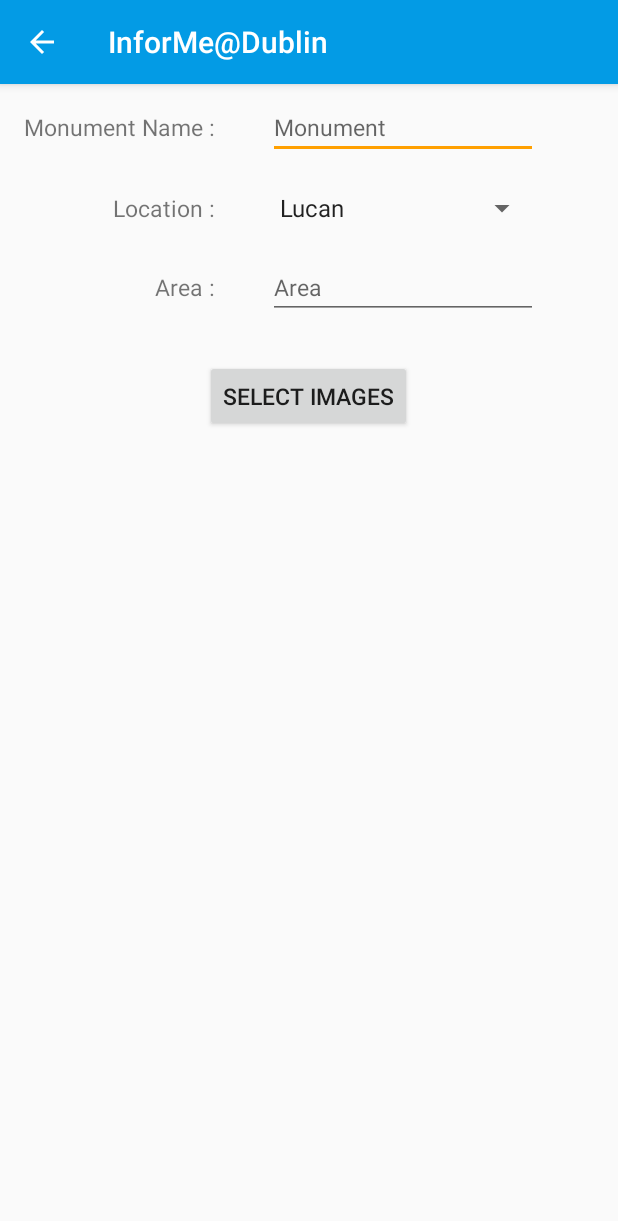
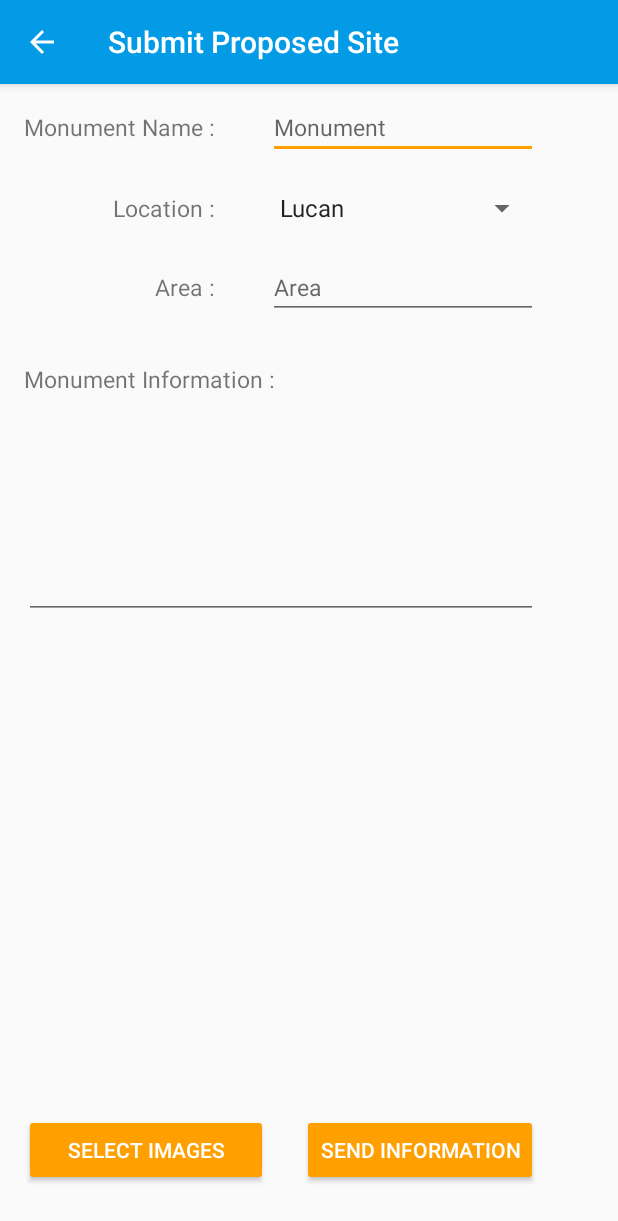
Before and after one commit to AdamOConnor/InforMe-Dublin, an Android app: the AddInformation screen opened directly, with no data from a screen before it, on a phone screen of 412 x 824 dp. Shown: the top 1221 px of the screen. Run offline under Robolectric (Android 15) with nearby library versions, the phone set to English and light mode, and no system bars.

Commit message:
send information to inforMe@Dublin email address, Implemented due to input of incorrect data.

```diff
--- a/InforMe@Dublin/app/src/main/java/com/example/adamoconnor/test02maps/AddInformation.java
+++ b/InforMe@Dublin/app/src/main/java/com/example/adamoconnor/test02maps/AddInformation.java
@@ -7,12 +7,17 @@ import android.database.Cursor;
 import android.net.Uri;
 import android.nfc.Tag;
 import android.provider.MediaStore;
+import android.support.v4.app.NavUtils;
 import android.support.v7.app.ActionBar;
 import android.support.v7.app.AppCompatActivity;
 import android.os.Bundle;
 import android.util.Log;
+import android.view.MenuItem;
 import android.view.View;
 import android.widget.Button;
+import android.widget.EditText;
+import android.widget.Spinner;
+import android.widget.TextView;
 import android.widget.Toast;
 
 import java.io.File;
@@ -24,7 +29,7 @@ public class AddInformation extends AppCompatActivity {
     private static final String TAG = "Add Information";
     int PICK_IMAGE_MULTIPLE = 1;
     String imageEncoded;
-    List<String> imagesEncodedList;
+    private static List<String> imagesEncodedList;
 
     @Override
     protected void onCreate(Bundle savedInstanceState) {
@@ -34,6 +39,11 @@ public class AddInformation extends AppCompatActivity {
         setupActionBar();
 
         Button gallery = (Button)findViewById(R.id.galleryButton);
+        Button sendEmail = (Button)findViewById(R.id.submitButton);
+        final EditText monumentName = (EditText)findViewById(R.id.monumentName);
+        final Spinner location = (Spinner)findViewById(R.id.locationSpinner);
+        final EditText areaName = (EditText)findViewById(R.id.area);
+        final EditText monumentInformation = (EditText)findViewById(R.id.monumentInformation);
 
         gallery.setOnClickListener(new View.OnClickListener() {
             @Override
@@ -49,6 +59,39 @@ public class AddInformation extends AppCompatActivity {
 
             }
         });
+
+        sendEmail.setOnClickListener(new View.OnClickListener() {
+            @Override
+            public void onClick(View v) {
+
+
+                if(monumentName.getText().toString().trim().equals("")) {
+
+                    monumentName.setError("Monument name is required!");
+                }else
+                    if(areaName.getText().toString().trim().equals("")) {
+                        areaName.setError("Area location is required!");
+                    } else
+                        if(monumentInformation.getText().toString().trim().equals("")) {
+                            monumentInformation.setError("Monument Information is required!");
+                        }
+                        else {
+                            email("informedublinproject@gmail.com","CC someone",
+                                    "Add New Monument - InforMe@Dublin","Monument Name : "+monumentName.getText()+"\n"
+                                            +"Location : "+location.getSelectedItem().toString()
+                                            +"\n"+"Area name : "+areaName.getText()+"\n"+"Monument Information : "+monumentInformation.getText());
+                        }
+            }
+        });
+    }
+
+    public boolean onOptionsItemSelected(MenuItem item) {
+        int id = item.getItemId();
+        if (id == android.R.id.home) {
+            NavUtils.navigateUpFromSameTask(this);
+            return true;
+        }
+        return super.onOptionsItemSelected(item);
     }
 
     @Override
@@ -93,7 +136,6 @@ public class AddInformation extends AppCompatActivity {
                             imageEncoded  = cursor.getString(columnIndex);
                             imagesEncodedList.add(imageEncoded);
                             cursor.close();
-                            Log.d("LOG_TAG", "!!!!!!!!!!!!!!!!!!!!!!!!!!!!!!!!!!!!!!!!!!1" + mArrayUri.get(i));
                         }
 
                     }
@@ -119,8 +161,8 @@ public class AddInformation extends AppCompatActivity {
         }
     }
 
-    public static void email(Context context, String emailTo, String emailCC,
-                             String subject, String emailText, List<String> filePaths)
+    public void email(String emailTo, String emailCC,
+                             String subject, String emailText)
     {
         //need to "send multiple" to get more than one attachment
         final Intent emailIntent = new Intent(Intent.ACTION_SEND_MULTIPLE);
@@ -134,13 +176,18 @@ public class AddInformation extends AppCompatActivity {
         //has to be an ArrayList
         ArrayList<Uri> uris = new ArrayList<Uri>();
         //convert from paths to Android friendly Parcelable Uri's
-        for (String file : filePaths)
-        {
-            File fileIn = new File(file);
-            Uri u = Uri.fromFile(fileIn);
-            uris.add(u);
+        try {
+            for (String file : imagesEncodedList)
+            {
+                File fileIn = new File(file);
+                Uri u = Uri.fromFile(fileIn);
+                uris.add(u);
+            }
+        } catch (NullPointerException ex) {
+
         }
+
         emailIntent.putParcelableArrayListExtra(Intent.EXTRA_STREAM, uris);
-        context.startActivity(Intent.createChooser(emailIntent, "Send mail..."));
+        this.startActivity(Intent.createChooser(emailIntent, "Send mail..."));
     }
 }
--- a/InforMe@Dublin/app/src/main/java/com/example/adamoconnor/test02maps/MapsActivity.java
+++ b/InforMe@Dublin/app/src/main/java/com/example/adamoconnor/test02maps/MapsActivity.java
@@ -461,7 +461,7 @@ public class MapsActivity extends Progress
             } else {
                 //far
                 WindowManager.LayoutParams layout = getWindow().getAttributes();
-                layout.screenBrightness = 1F;
+                layout.screenBrightness = 0.7F;
                 getWindow().setAttributes(layout);
             }
         }
--- a/InforMe@Dublin/app/src/main/res/layout/activity_newmonument.xml
+++ b/InforMe@Dublin/app/src/main/res/layout/activity_newmonument.xml
@@ -52,7 +52,7 @@
         android:layout_alignEnd="@+id/monumentName" />
 
     <TextView
-        android:id="@+id/textView4"
+        android:id="@+id/areaText"
         android:layout_width="wrap_content"
         android:layout_height="wrap_content"
         android:layout_alignEnd="@+id/Location"
@@ -62,30 +62,75 @@
         android:textSize="15sp" />
 
     <EditText
-        android:id="@+id/editText3"
+        android:id="@+id/area"
         android:layout_width="wrap_content"
         android:layout_height="wrap_content"
         android:ems="10"
         android:hint="Area "
         android:inputType="textPersonName"
         android:textSize="15sp"
-        android:layout_alignBaseline="@+id/textView4"
-        android:layout_alignBottom="@+id/textView4"
+        android:layout_alignBaseline="@+id/areaText"
+        android:layout_alignBottom="@+id/areaText"
         android:layout_alignStart="@+id/locationSpinner"
         tools:ignore="HardcodedText" />
+
+    <EditText
+        android:id="@+id/monumentInformation"
+        android:layout_width="fill_parent"
+        android:layout_height="wrap_content"
+        android:layout_alignEnd="@+id/area"
+        android:layout_alignStart="@+id/galleryButton"
+        android:layout_below="@+id/area"
+        android:layout_marginTop="68dp"
+        android:gravity="top|left"
+        android:inputType="textMultiLine"
+        android:lines="15"
+        android:maxLines="20"
+        android:minLines="6"
+        android:scrollbars="vertical"
+        android:textSize="15sp"
+        tools:ignore="LabelFor,RtlHardcoded" />
+
+    <Button
+        android:id="@+id/submitButton"
+        android:layout_width="wrap_content"
+        android:layout_height="wrap_content"
+        android:layout_alignBaseline="@+id/galleryButton"
+        android:layout_alignBottom="@+id/galleryButton"
+        android:layout_alignEnd="@+id/monumentInformation"
+        android:elevation="0dp"
+        android:text="Send Information"
+        android:textAlignment="center"
+        android:textSize="14sp"
+        android:theme="@style/ThemeOverlay.MyDarkButton"
+        android:visibility="visible"
+        tools:ignore="ButtonStyle" />
 
     <Button
         android:id="@+id/galleryButton"
         android:layout_width="wrap_content"
         android:layout_height="wrap_content"
-        android:layout_below="@+id/editText3"
-        android:layout_centerHorizontal="true"
-        android:layout_marginTop="27dp"
+        android:layout_alignParentBottom="true"
+        android:layout_alignStart="@+id/textView"
+        android:layout_marginBottom="33dp"
+        android:layout_toStartOf="@+id/area"
         android:elevation="0dp"
         android:text="Select Images"
         android:textAlignment="center"
+        android:textSize="14sp"
+        android:theme="@style/ThemeOverlay.MyDarkButton"
+        android:visibility="visible"
+        tools:ignore="ButtonStyle" />
+
+    <TextView
+        android:id="@+id/historyHeading"
+        android:layout_width="wrap_content"
+        android:layout_height="wrap_content"
+        android:layout_marginTop="29dp"
+        android:text="Monument Information : "
         android:textSize="15sp"
-        android:visibility="visible" />
+        android:layout_below="@+id/area"
+        android:layout_alignStart="@+id/monumentInformation" />
 
 
 </RelativeLayout>
--- a/InforMe@Dublin/app/src/main/res/values/strings.xml
+++ b/InforMe@Dublin/app/src/main/res/values/strings.xml
@@ -111,7 +111,7 @@
 
     <string name="pref_title_vibrate">Vibrate</string>
     <string name="monument">Monument</string>
-    <string name="title_activity_user_add_monument">InforMe@Dublin</string>
+    <string name="title_activity_user_add_monument">Submit proposed site</string>
     <string name="areasendinfo">Area :</string>
     <string name="locationsendinfo">Location :</string>
     <string name="monument_namesendinfo">Monument Name :</string>
--- a/InforMe@Dublin/app/src/main/res/values/styles.xml
+++ b/InforMe@Dublin/app/src/main/res/values/styles.xml
@@ -9,7 +9,7 @@
     <!-- Activity with no Title -->
     <style name="ThemeOverlay.MyNoTitleActivity" parent="AppTheme">
         <item name="windowActionBar">false</item>
-        <item name="windowNoTitle">true</item>
+        <item name="windowNoTitle">false</item>
     </style>
 
     <!-- Dark Buttons -->
```
Also changed, not shown: InforMe@Dublin/app/src/main/AndroidManifest.xml (+9 -3 lines).
